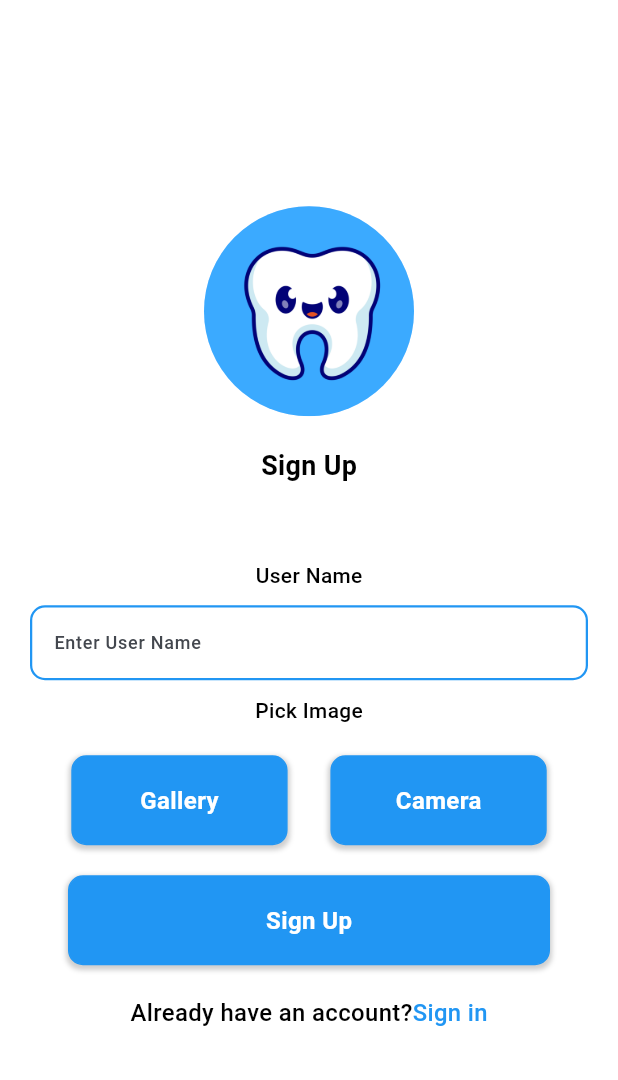
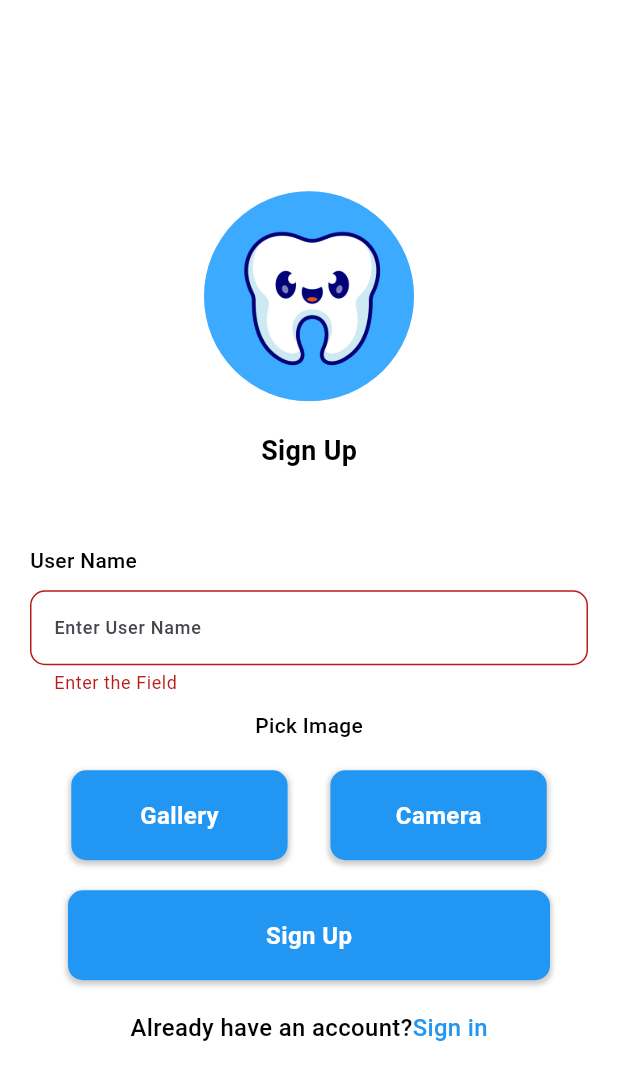
Before and after one commit to MrAbdullah01/Teeth-Identification-FYP, a Flutter app: the SignUpScreen screen opened directly, after a tap on "Sign Up", on a phone screen of 412 x 824 dp. Shown: the top 1080 px of the screen. Run offline on Flutter 3.47's test engine with Material 3 defaults, Android fonts, the light colour scheme and no system bars; our stand-ins replace flutter_sizer, image_picker.

Commit message:
cmt by Abdullah

```diff
--- a/lib/screens/sign_in_screen.dart
+++ b/lib/screens/sign_in_screen.dart
@@ -146,7 +146,16 @@
                   width: 78.w,
                   title: "Sign In",
                   press: (){
-                    _signIn(_image!);
+                    if(_image != null){
+                      _signIn(_image!);
+                    }else{
+                      ScaffoldMessenger.of(context).showSnackBar(
+                        const SnackBar(
+                          content: Text('Image is not Selected!'),
+                          duration: Duration(seconds: 3), // Set the duration for how long the snackbar will be visible
+                        ),
+                      );
+                    }
                   }
               ),
               const SizedBox(height: 20,),
--- a/lib/screens/sign_up_screen.dart
+++ b/lib/screens/sign_up_screen.dart
@@ -26,6 +26,8 @@
   File? _image;
 
   bool isLoading = false;
+
+  final formKey = GlobalKey<FormState>();
 
   final String url = "https://33b5-2400-adc7-14a-6200-d9c1-ae3c-7f3-3fc6.ngrok-free.app/signup/";
 
@@ -127,13 +129,19 @@
               const SizedBox(height: 20,),
               Center(child: TextWidget1(text: "Sign Up", fontSize: 18.dp, fontWeight: FontWeight.bold, isTextCenter: false, textColor: Colors.black)),
               const SizedBox(height: 50,),
-              TextWidget1(text: "User Name", fontSize: 14.dp,
-                  fontWeight: FontWeight.w500, isTextCenter: false, textColor: Colors.black),
+              Align(
+                alignment: Alignment.topLeft,
+                child: TextWidget1(text: "User Name", fontSize: 14.dp,
+                    fontWeight: FontWeight.w500, isTextCenter: false, textColor: Colors.black),
+              ),
               const SizedBox(height: 10,),
-              InputField(
-                  inputController: userNameC,
-                bdRadius: 10,
-                hintText: "Enter User Name",
+              Form(
+                key: formKey,
+                child: InputField(
+                    inputController: userNameC,
+                  bdRadius: 10,
+                  hintText: "Enter User Name",
+                ),
               ),
               const SizedBox(height: 10,),
               // InputField(inputController: inputController)
@@ -174,7 +182,18 @@
                     title: "Sign Up",
                     press: (){
                       // uploadUsernameAndFile(userNameC.text.toString(), _image!);
-                      _signUp(context,_image!, userNameC.text.toString());
+                      if(formKey.currentState!.validate()){
+                        if(_image != null){
+                          _signUp(context,_image!, userNameC.text.toString());
+                        }else{
+                          ScaffoldMessenger.of(context).showSnackBar(
+                            const SnackBar(
+                              content: Text('Image is not Selected!!'),
+                              duration: Duration(seconds: 3),
+                            ),
+                          );
+                        }
+                      }
                       // signIn(name: userNameC.text.toString(), image: _image!);
                     }
                 ),
--- a/lib/widgets/input_field.dart
+++ b/lib/widgets/input_field.dart
@@ -48,6 +48,7 @@
         fontSize: 12,
         fontWeight: FontWeight.w500,
       ),
+
       cursorColor: Colors.black,
       controller: inputController,
       obscureText: obscureText ?? false,
```
